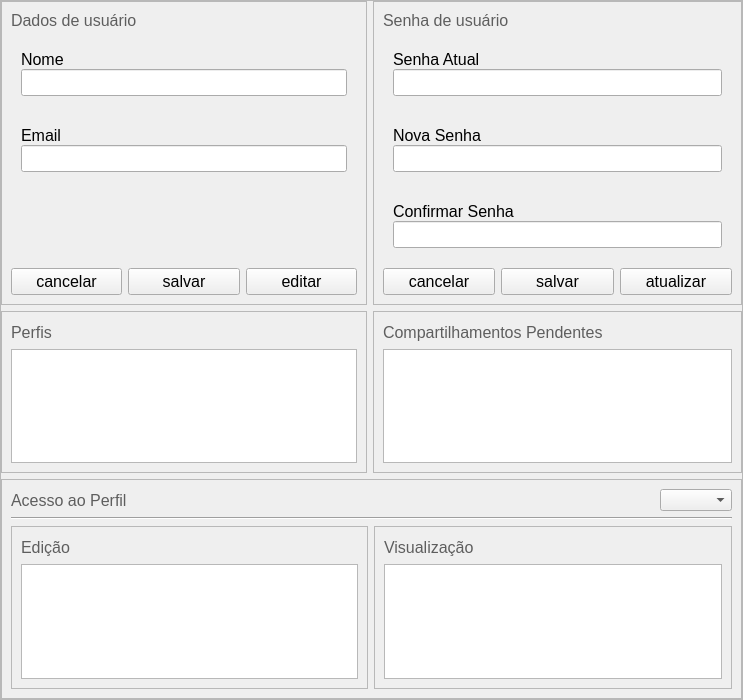
Above: application/src/ui/ConfigForm.ui from iagoofelipe/Finances before the change. Below: the same form after it.
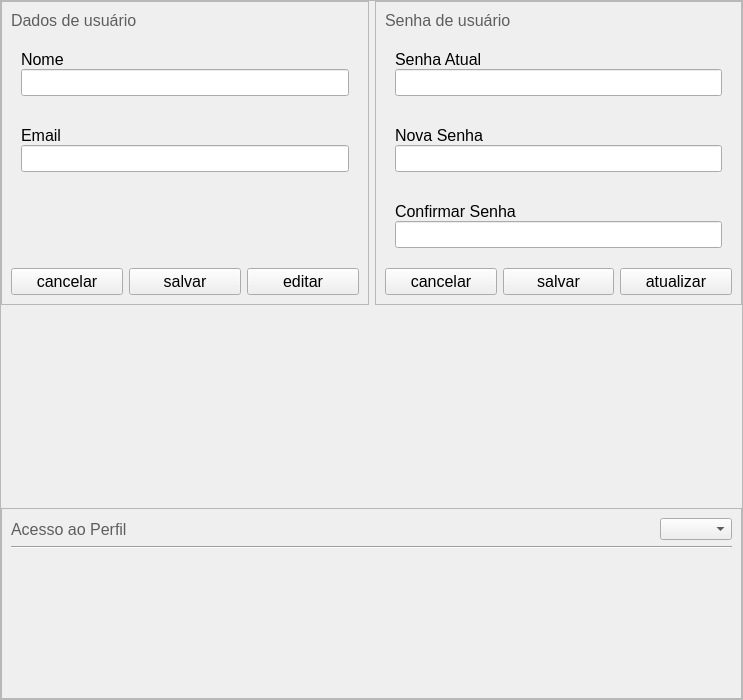
That is the form after the change. Icons and pictures are not drawn.

Commit message: criação de perfis e tabelas

```diff
--- a/application/src/ui/ConfigForm.ui
+++ b/application/src/ui/ConfigForm.ui
@@ -270,213 +270,6 @@
          </layout>
         </widget>
        </item>
-       <item row="1" column="1">
-        <widget class="QFrame" name="frame_4">
-         <property name="frameShape">
-          <enum>QFrame::StyledPanel</enum>
-         </property>
-         <property name="frameShadow">
-          <enum>QFrame::Raised</enum>
-         </property>
-         <layout class="QVBoxLayout" name="verticalLayout_2">
-          <item>
-           <widget class="QWidget" name="widget_8" native="true">
-            <property name="sizePolicy">
-             <sizepolicy hsizetype="Preferred" vsizetype="Fixed">
-              <horstretch>0</horstretch>
-              <verstretch>0</verstretch>
-             </sizepolicy>
-            </property>
-            <layout class="QHBoxLayout" name="horizontalLayout_6">
-             <property name="leftMargin">
-              <number>0</number>
-             </property>
-             <property name="topMargin">
-              <number>0</number>
-             </property>
-             <property name="rightMargin">
-              <number>0</number>
-             </property>
-             <property name="bottomMargin">
-              <number>0</number>
-             </property>
-             <item>
-              <widget class="QLabel" name="label_9">
-               <property name="font">
-                <font>
-                 <family>Segoe UI</family>
-                 <pointsize>12</pointsize>
-                </font>
-               </property>
-               <property name="styleSheet">
-                <string notr="true">color: #5E5E5E;</string>
-               </property>
-               <property name="text">
-                <string>Compartilhamentos Pendentes</string>
-               </property>
-               <property name="wordWrap">
-                <bool>false</bool>
-               </property>
-              </widget>
-             </item>
-             <item>
-              <spacer name="horizontalSpacer_5">
-               <property name="orientation">
-                <enum>Qt::Horizontal</enum>
-               </property>
-               <property name="sizeHint" stdset="0">
-                <size>
-                 <width>49</width>
-                 <height>20</height>
-                </size>
-               </property>
-              </spacer>
-             </item>
-             <item>
-              <widget class="QPushButton" name="btnAceitarShare">
-               <property name="icon">
-                <iconset resource="imgs/resource.qrc">
-                 <normaloff>:/root/icons/Vector.svg</normaloff>:/root/icons/Vector.svg</iconset>
-               </property>
-               <property name="iconSize">
-                <size>
-                 <width>20</width>
-                 <height>20</height>
-                </size>
-               </property>
-               <property name="flat">
-                <bool>true</bool>
-               </property>
-              </widget>
-             </item>
-             <item>
-              <widget class="QPushButton" name="btnCancelarShare">
-               <property name="icon">
-                <iconset resource="imgs/resource.qrc">
-                 <normaloff>:/root/icons/x.svg</normaloff>:/root/icons/x.svg</iconset>
-               </property>
-               <property name="iconSize">
-                <size>
-                 <width>20</width>
-                 <height>20</height>
-                </size>
-               </property>
-               <property name="flat">
-                <bool>true</bool>
-               </property>
-              </widget>
-             </item>
-            </layout>
-           </widget>
-          </item>
-          <item>
-           <widget class="QTableWidget" name="tableShare"/>
-          </item>
-         </layout>
-        </widget>
-       </item>
-       <item row="1" column="0">
-        <widget class="QFrame" name="frame_3">
-         <property name="frameShape">
-          <enum>QFrame::StyledPanel</enum>
-         </property>
-         <property name="frameShadow">
-          <enum>QFrame::Raised</enum>
-         </property>
-         <layout class="QVBoxLayout" name="verticalLayout_9">
-          <item>
-           <widget class="QWidget" name="widget_7" native="true">
-            <property name="sizePolicy">
-             <sizepolicy hsizetype="Preferred" vsizetype="Fixed">
-              <horstretch>0</horstretch>
-              <verstretch>0</verstretch>
-             </sizepolicy>
-            </property>
-            <layout class="QHBoxLayout" name="horizontalLayout_5">
-             <property name="leftMargin">
-              <number>0</number>
-             </property>
-             <property name="topMargin">
-              <number>0</number>
-             </property>
-             <property name="rightMargin">
-              <number>0</number>
-             </property>
-             <property name="bottomMargin">
-              <number>0</number>
-             </property>
-             <item>
-              <widget class="QLabel" name="label_3">
-               <property name="font">
-                <font>
-                 <family>Segoe UI</family>
-                 <pointsize>12</pointsize>
-                </font>
-               </property>
-               <property name="styleSheet">
-                <string notr="true">color: #5E5E5E;</string>
-               </property>
-               <property name="text">
-                <string>Perfis</string>
-               </property>
-              </widget>
-             </item>
-             <item>
-              <spacer name="horizontalSpacer_4">
-               <property name="orientation">
-                <enum>Qt::Horizontal</enum>
-               </property>
-               <property name="sizeHint" stdset="0">
-                <size>
-                 <width>225</width>
-                 <height>20</height>
-                </size>
-               </property>
-              </spacer>
-             </item>
-             <item>
-              <widget class="QPushButton" name="btnDelPerfil">
-               <property name="icon">
-                <iconset resource="imgs/resource.qrc">
-                 <normaloff>:/root/icons/minus.svg</normaloff>:/root/icons/minus.svg</iconset>
-               </property>
-               <property name="iconSize">
-                <size>
-                 <width>20</width>
-                 <height>20</height>
-                </size>
-               </property>
-               <property name="flat">
-                <bool>true</bool>
-               </property>
-              </widget>
-             </item>
-             <item>
-              <widget class="QPushButton" name="btnAddPerfil">
-               <property name="icon">
-                <iconset resource="imgs/resource.qrc">
-                 <normaloff>:/root/icons/plus.svg</normaloff>:/root/icons/plus.svg</iconset>
-               </property>
-               <property name="iconSize">
-                <size>
-                 <width>20</width>
-                 <height>20</height>
-                </size>
-               </property>
-               <property name="flat">
-                <bool>true</bool>
-               </property>
-              </widget>
-             </item>
-            </layout>
-           </widget>
-          </item>
-          <item>
-           <widget class="QTableWidget" name="tablePerfis"/>
-          </item>
-         </layout>
-        </widget>
-       </item>
        <item row="0" column="0">
         <widget class="QFrame" name="frame">
          <property name="sizePolicy">
@@ -751,208 +544,10 @@
               <number>0</number>
              </property>
              <item>
-              <widget class="QFrame" name="frame_6">
-               <property name="frameShape">
-                <enum>QFrame::StyledPanel</enum>
-               </property>
-               <property name="frameShadow">
-                <enum>QFrame::Raised</enum>
-               </property>
-               <layout class="QVBoxLayout" name="verticalLayout_10">
-                <item>
-                 <widget class="QWidget" name="widget_9" native="true">
-                  <property name="sizePolicy">
-                   <sizepolicy hsizetype="Preferred" vsizetype="Fixed">
-                    <horstretch>0</horstretch>
-                    <verstretch>0</verstretch>
-                   </sizepolicy>
-                  </property>
-                  <layout class="QHBoxLayout" name="horizontalLayout_4">
-                   <property name="leftMargin">
-                    <number>0</number>
-                   </property>
-                   <property name="topMargin">
-                    <number>0</number>
-                   </property>
-                   <property name="rightMargin">
-                    <number>0</number>
-                   </property>
-                   <property name="bottomMargin">
-                    <number>0</number>
-                   </property>
-                   <item>
-                    <widget class="QLabel" name="label_11">
-                     <property name="font">
-                      <font>
-                       <family>Segoe UI</family>
-                       <pointsize>12</pointsize>
-                      </font>
-                     </property>
-                     <property name="styleSheet">
-                      <string notr="true">color: #5E5E5E;</string>
-                     </property>
-                     <property name="text">
-                      <string>Edição</string>
-                     </property>
-                    </widget>
-                   </item>
-                   <item>
-                    <spacer name="horizontalSpacer_3">
-                     <property name="orientation">
-                      <enum>Qt::Horizontal</enum>
-                     </property>
-                     <property name="sizeHint" stdset="0">
-                      <size>
-                       <width>208</width>
-                       <height>20</height>
-                      </size>
-                     </property>
-                    </spacer>
-                   </item>
-                   <item>
-                    <widget class="QPushButton" name="btnDelEdicao">
-                     <property name="icon">
-                      <iconset resource="imgs/resource.qrc">
-                       <normaloff>:/root/icons/minus.svg</normaloff>:/root/icons/minus.svg</iconset>
-                     </property>
-                     <property name="iconSize">
-                      <size>
-                       <width>20</width>
-                       <height>20</height>
-                      </size>
-                     </property>
-                     <property name="flat">
-                      <bool>true</bool>
-                     </property>
-                    </widget>
-                   </item>
-                   <item>
-                    <widget class="QPushButton" name="pushButton_12">
-                     <property name="icon">
-                      <iconset resource="imgs/resource.qrc">
-                       <normaloff>:/root/icons/plus.svg</normaloff>:/root/icons/plus.svg</iconset>
-                     </property>
-                     <property name="iconSize">
-                      <size>
-                       <width>20</width>
-                       <height>20</height>
-                      </size>
-                     </property>
-                     <property name="flat">
-                      <bool>true</bool>
-                     </property>
-                    </widget>
-                   </item>
-                  </layout>
-                 </widget>
-                </item>
-                <item>
-                 <widget class="QTableWidget" name="tableEdicao"/>
-                </item>
-               </layout>
-              </widget>
+              <widget class="QWidget" name="widEdicao" native="true"/>
              </item>
              <item>
-              <widget class="QFrame" name="frame_7">
-               <property name="frameShape">
-                <enum>QFrame::StyledPanel</enum>
-               </property>
-               <property name="frameShadow">
-                <enum>QFrame::Raised</enum>
-               </property>
-               <layout class="QVBoxLayout" name="verticalLayout_11">
-                <item>
-                 <widget class="QWidget" name="widget_10" native="true">
-                  <property name="sizePolicy">
-                   <sizepolicy hsizetype="Preferred" vsizetype="Fixed">
-                    <horstretch>0</horstretch>
-                    <verstretch>0</verstretch>
-                   </sizepolicy>
-                  </property>
-                  <layout class="QHBoxLayout" name="horizontalLayout_3">
-                   <property name="leftMargin">
-                    <number>0</number>
-                   </property>
-                   <property name="topMargin">
-                    <number>0</number>
-                   </property>
-                   <property name="rightMargin">
-                    <number>0</number>
-                   </property>
-                   <property name="bottomMargin">
-                    <number>0</number>
-                   </property>
-                   <item>
-                    <widget class="QLabel" name="label_12">
-                     <property name="font">
-                      <font>
-                       <family>Segoe UI</family>
-                       <pointsize>12</pointsize>
-                      </font>
-                     </property>
-                     <property name="styleSheet">
-                      <string notr="true">color: #5E5E5E;</string>
-                     </property>
-                     <property name="text">
-                      <string>Visualização</string>
-                     </property>
-                    </widget>
-                   </item>
-                   <item>
-                    <spacer name="horizontalSpacer_6">
-                     <property name="orientation">
-                      <enum>Qt::Horizontal</enum>
-                     </property>
-                     <property name="sizeHint" stdset="0">
-                      <size>
-                       <width>167</width>
-                       <height>20</height>
-                      </size>
-                     </property>
-                    </spacer>
-                   </item>
-                   <item>
-                    <widget class="QPushButton" name="btnDelVisu">
-                     <property name="icon">
-                      <iconset resource="imgs/resource.qrc">
-                       <normaloff>:/root/icons/minus.svg</normaloff>:/root/icons/minus.svg</iconset>
-                     </property>
-                     <property name="iconSize">
-                      <size>
-                       <width>20</width>
-                       <height>20</height>
-                      </size>
-                     </property>
-                     <property name="flat">
-                      <bool>true</bool>
-                     </property>
-                    </widget>
-                   </item>
-                   <item>
-                    <widget class="QPushButton" name="btnAddVisu">
-                     <property name="icon">
-                      <iconset resource="imgs/resource.qrc">
-                       <normaloff>:/root/icons/plus.svg</normaloff>:/root/icons/plus.svg</iconset>
-                     </property>
-                     <property name="iconSize">
-                      <size>
-                       <width>20</width>
-                       <height>20</height>
-                      </size>
-                     </property>
-                     <property name="flat">
-                      <bool>true</bool>
-                     </property>
-                    </widget>
-                   </item>
-                  </layout>
-                 </widget>
-                </item>
-                <item>
-                 <widget class="QTableWidget" name="tableVisu"/>
-                </item>
-               </layout>
-              </widget>
+              <widget class="QWidget" name="widVisu" native="true"/>
              </item>
             </layout>
            </widget>
@@ -960,6 +555,12 @@
          </layout>
         </widget>
        </item>
+       <item row="1" column="0">
+        <widget class="QWidget" name="widPerfis" native="true"/>
+       </item>
+       <item row="1" column="1">
+        <widget class="QWidget" name="widShare" native="true"/>
+       </item>
       </layout>
      </widget>
     </widget>
```
Left out of the diff: 10 changed lines with no effect on the pictures. The commit also changes 25 other files.
